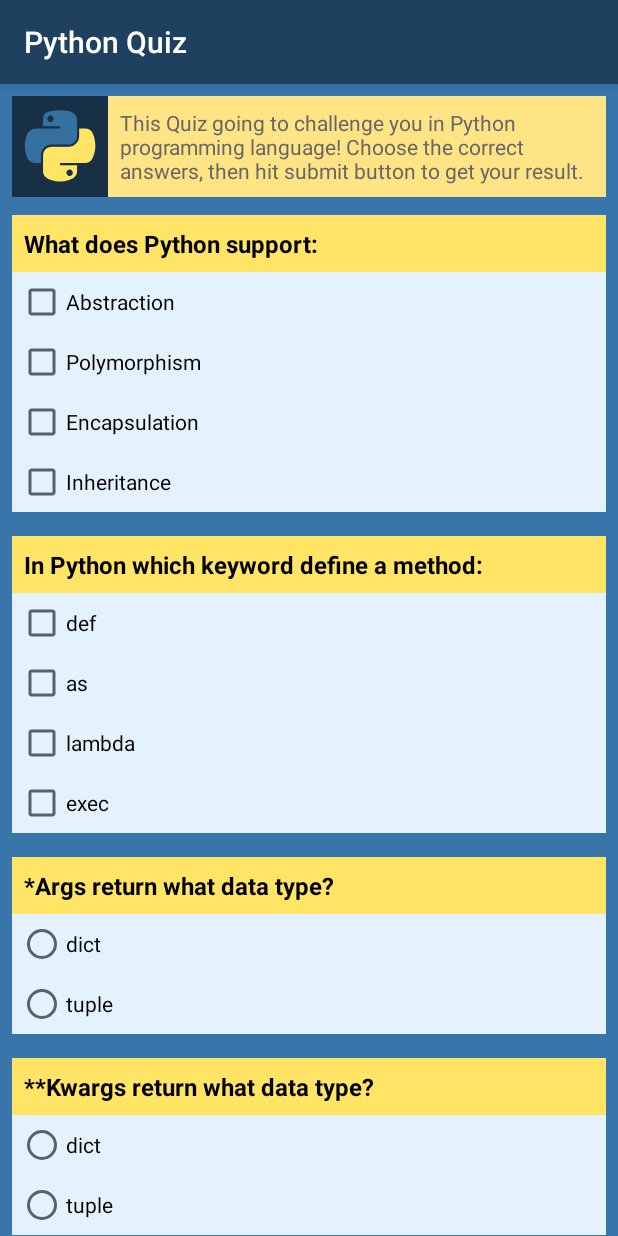
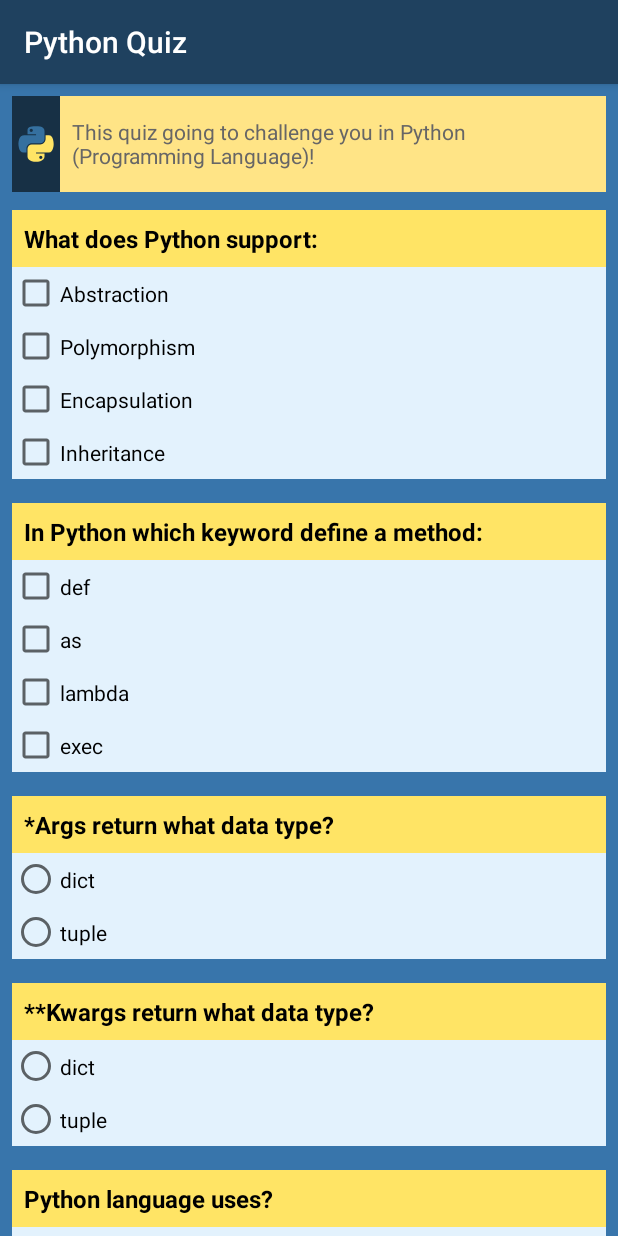
Before and after one commit to mzdhr/QuizAppPython, an Android app: the screen it shows after launch (MainActivity), on a phone screen of 412 x 824 dp. Run offline under Robolectric (Android 15) with nearby library versions, the phone set to English and light mode, and no system bars.

```diff
--- a/app/src/main/java/com/mzdhr/quizapppython/MainActivity.java
+++ b/app/src/main/java/com/mzdhr/quizapppython/MainActivity.java
@@ -2,12 +2,88 @@ package com.mzdhr.quizapppython;
 
 import android.support.v7.app.AppCompatActivity;
 import android.os.Bundle;
+import android.view.View;
+import android.widget.Button;
+import android.widget.CheckBox;
+import android.widget.EditText;
+import android.widget.RadioButton;
+import android.widget.Toast;
 
 public class MainActivity extends AppCompatActivity {
+
+    // Objects
+    private int mCorrectAnswers;
+
+    // Views
+    private CheckBox mCheckBoxAnswer01Question01;
+    private CheckBox mCheckBoxAnswer02Question01;
+    private CheckBox mCheckBoxAnswer03Question01;
+    private CheckBox mCheckBoxAnswer04Question01;
+    private CheckBox mCheckBoxAnswer01Question02;
+    private CheckBox mCheckBoxAnswer02Question02;
+    private CheckBox mCheckBoxAnswer03Question02;
+    private CheckBox mCheckBoxAnswer04Question02;
+    private RadioButton mRadioButtonAnswer02Question03;
+    private RadioButton mRadioButtonAnswer01Question04;
+    private RadioButton mRadioButtonAnswer03Question05;
+    private EditText mEditTextAnswer01Question06;
+    private Button mButtonSubmit;
+
 
     @Override
     protected void onCreate(Bundle savedInstanceState) {
         super.onCreate(savedInstanceState);
         setContentView(R.layout.activity_main);
+        findViews();
+        mButtonSubmit.setOnClickListener(new View.OnClickListener() {
+            @Override
+            public void onClick(View v) {
+                calculateResult();
+            }
+        });
+    }
+
+    /**
+     * Calculating Results
+     * Full result is 10
+     * Question 1 give +4 points
+     * Question 2 give +2 points
+     * others give +1 point each
+     *
+     * Then showing the result in toast
+     * After that reset the global variable: mCorrectAnswers to 0.
+     */
+    private void calculateResult() {
+        if (mCheckBoxAnswer01Question01.isChecked() && mCheckBoxAnswer02Question01.isChecked() &&
+                mCheckBoxAnswer03Question01.isChecked() && mCheckBoxAnswer04Question01.isChecked() == true){mCorrectAnswers +=4;}
+        if (mCheckBoxAnswer01Question02.isChecked() && mCheckBoxAnswer03Question02.isChecked() == true &&
+                mCheckBoxAnswer02Question02.isChecked() == false && mCheckBoxAnswer04Question02.isChecked() == false){mCorrectAnswers += 2;}
+        if (mRadioButtonAnswer02Question03.isChecked() == true){mCorrectAnswers += 1;}
+        if (mRadioButtonAnswer01Question04.isChecked() == true){mCorrectAnswers += 1;}
+        if (mRadioButtonAnswer03Question05.isChecked() == true){mCorrectAnswers += 1;}
+        if (mEditTextAnswer01Question06.getText().toString().equals(getString(R.string.question06answer01))){mCorrectAnswers += 1;}
+
+        Toast.makeText(this,
+                getString(R.string.result_message_part01)
+                        + mCorrectAnswers
+                        + getString(R.string.result_message_part02)
+                , Toast.LENGTH_SHORT).show();
+        mCorrectAnswers = 0;
+    }
+
+    private void findViews() {
+        mCheckBoxAnswer01Question01 = (CheckBox) findViewById(R.id.answer01_question01);
+        mCheckBoxAnswer02Question01 = (CheckBox) findViewById(R.id.answer02_question01);
+        mCheckBoxAnswer03Question01 = (CheckBox) findViewById(R.id.answer03_question01);
+        mCheckBoxAnswer04Question01 = (CheckBox) findViewById(R.id.answer04_question01);
+        mCheckBoxAnswer01Question02 = (CheckBox) findViewById(R.id.answer01_question02);
+        mCheckBoxAnswer02Question02 = (CheckBox) findViewById(R.id.answer02_question02);
+        mCheckBoxAnswer03Question02 = (CheckBox) findViewById(R.id.answer03_question02);
+        mCheckBoxAnswer04Question02 = (CheckBox) findViewById(R.id.answer04_question02);
+        mRadioButtonAnswer02Question03 = (RadioButton) findViewById(R.id.answer02_question03);
+        mRadioButtonAnswer01Question04 = (RadioButton) findViewById(R.id.answer01_question04);
+        mRadioButtonAnswer03Question05 = (RadioButton) findViewById(R.id.answer03_question05);
+        mEditTextAnswer01Question06 = (EditText) findViewById(R.id.answer01_question06);
+        mButtonSubmit = (Button) findViewById(R.id.button_submit);
     }
 }
--- a/app/src/main/res/layout/activity_main.xml
+++ b/app/src/main/res/layout/activity_main.xml
@@ -5,9 +5,7 @@
     android:layout_width="match_parent"
     android:layout_height="match_parent"
     tools:context="com.mzdhr.quizapppython.MainActivity"
-    android:background="@color/background_activity"
-    >
-
+    android:background="@color/background_activity">
 
     <LinearLayout
         android:id="@+id/questions_layout"
@@ -15,34 +13,35 @@
         android:layout_height="match_parent"
         android:orientation="vertical">
 
-        <RelativeLayout
+        <LinearLayout
             android:layout_width="match_parent"
-            android:layout_height="wrap_content"
+            android:layout_height="match_parent"
             style="@style/titleLayoutStyle"
-            android:background="@color/colorPrimaryDark">
+            android:orientation="horizontal"
+            android:weightSum="2"
+            >
 
             <ImageView
-                android:id="@+id/ima"
+                android:id="@+id/img"
                 android:layout_width="64dp"
                 android:layout_height="64dp"
                 android:src="@drawable/ic_if_python_logo_282803"
-                android:layout_centerVertical="true"
-                android:padding="8dp"
+                android:padding="4dp"
+                android:background="@color/colorPrimaryDark"
+                android:layout_weight="1"
                 />
 
             <TextView
                 android:id="@+id/title_text"
-                android:layout_width="wrap_content"
-                android:layout_height="wrap_content"
-                android:text="This Quiz going to challenge you in Python programming language! Choose the correct answers, then hit submit button to get your result."
+                android:layout_width="match_parent"
+                android:layout_height="match_parent"
+                android:text="@string/note"
                 style="@style/titleTextStyle"
-                android:layout_toRightOf="@id/ima"
+                android:layout_weight="1"
+                android:gravity="center_vertical"
                 />
 
-
-
-
-        </RelativeLayout>
+        </LinearLayout>
 
         <LinearLayout
             android:layout_width="match_parent"
@@ -54,7 +53,7 @@
                 android:id="@+id/question01"
                 android:layout_width="match_parent"
                 android:layout_height="wrap_content"
-                android:text="What does Python support:"
+                android:text="@string/question01"
                 style="@style/questionTextStyle"
                 />
 
@@ -62,28 +61,28 @@
                 android:id="@+id/answer01_question01"
                 android:layout_width="match_parent"
                 android:layout_height="match_parent"
-                android:text="Abstraction"
+                android:text="@string/question01answer01"
                 style="@style/answerTextStyle"
                 />
             <CheckBox
                 android:id="@+id/answer02_question01"
                 android:layout_width="match_parent"
                 android:layout_height="match_parent"
-                android:text="Polymorphism"
+                android:text="@string/question01answer02"
                 style="@style/answerTextStyle"
                 />
             <CheckBox
                 android:id="@+id/answer03_question01"
                 android:layout_width="match_parent"
                 android:layout_height="match_parent"
-                android:text="Encapsulation"
+                android:text="@string/question01answer03"
                 style="@style/answerTextStyle"
                 />
             <CheckBox
                 android:id="@+id/answer04_question01"
                 android:layout_width="match_parent"
                 android:layout_height="match_parent"
-                android:text="Inheritance"
+                android:text="@string/question01answer04"
                 style="@style/answerTextStyle"
                 />
 
@@ -99,7 +98,7 @@
                 android:id="@+id/question02"
                 android:layout_width="match_parent"
                 android:layout_height="wrap_content"
-                android:text="In Python which keyword define a method:"
+                android:text="@string/question02"
                 style="@style/questionTextStyle"
                 />
 
@@ -107,28 +106,28 @@
                 android:id="@+id/answer01_question02"
                 android:layout_width="match_parent"
                 android:layout_height="match_parent"
-                android:text="def"
+                android:text="@string/question02answer01"
                 style="@style/answerTextStyle"
                 />
             <CheckBox
                 android:id="@+id/answer02_question02"
                 android:layout_width="match_parent"
                 android:layout_height="match_parent"
-                android:text="as"
+                android:text="@string/question02answer02"
                 style="@style/answerTextStyle"
                 />
             <CheckBox
                 android:id="@+id/answer03_question02"
                 android:layout_width="match_parent"
                 android:layout_height="match_parent"
-                android:text="lambda"
+                android:text="@string/question02answer03"
                 style="@style/answerTextStyle"
                 />
             <CheckBox
                 android:id="@+id/answer04_question02"
                 android:layout_width="match_parent"
                 android:layout_height="match_parent"
-                android:text="exec"
+                android:text="@string/question02answer04"
                 style="@style/answerTextStyle"
                 />
 
@@ -144,7 +143,7 @@
                 android:id="@+id/question03"
                 android:layout_width="match_parent"
                 android:layout_height="wrap_content"
-                android:text="*Args return what data type?"
+                android:text="@string/question03"
                 style="@style/questionTextStyle"
                 />
 
@@ -155,14 +154,14 @@
                     android:id="@+id/answer01_question03"
                     android:layout_width="match_parent"
                     android:layout_height="match_parent"
-                    android:text="dict"
+                    android:text="@string/question03answer01"
                     style="@style/answerTextStyle"
                     />
                 <RadioButton
                     android:id="@+id/answer02_question03"
                     android:layout_width="match_parent"
                     android:layout_height="match_parent"
-                    android:text="tuple"
+                    android:text="@string/question03answer02"
                     style="@style/answerTextStyle"
                     />
             </RadioGroup>
@@ -180,7 +179,7 @@
                 android:id="@+id/question04"
                 android:layout_width="match_parent"
                 android:layout_height="wrap_content"
-                android:text="**Kwargs return what data type?"
+                android:text="@string/question04"
                 style="@style/questionTextStyle"
                 />
 
@@ -191,14 +190,14 @@
                     android:id="@+id/answer01_question04"
                     android:layout_width="match_parent"
                     android:layout_height="match_parent"
-                    android:text="dict"
+                    android:text="@string/question04answer01"
                     style="@style/answerTextStyle"
                     />
                 <RadioButton
                     android:id="@+id/answer02_question04"
                     android:layout_width="match_parent"
                     android:layout_height="match_parent"
-                    android:text="tuple"
+                    android:text="@string/question04answer02"
                     style="@style/answerTextStyle"
                     />
             </RadioGroup>
@@ -216,7 +215,7 @@
                 android:id="@+id/question05"
                 android:layout_width="match_parent"
                 android:layout_height="wrap_content"
-                android:text="Python language uses?"
+                android:text="@string/question05"
                 style="@style/questionTextStyle"
                 />
 
@@ -227,21 +226,21 @@
                     android:id="@+id/answer01_question05"
                     android:layout_width="match_parent"
                     android:layout_height="match_parent"
-                    android:text="Compiler"
+                    android:text="@string/question05answer01"
                     style="@style/answerTextStyle"
                     />
                 <RadioButton
                     android:id="@+id/answer02_question05"
                     android:layout_width="match_parent"
                     android:layout_height="match_parent"
-                    android:text="Interpreter"
+                    android:text="@string/question05answer02"
                     style="@style/answerTextStyle"
                     />
                 <RadioButton
                     android:id="@+id/answer03_question05"
                     android:layout_width="match_parent"
                     android:layout_height="match_parent"
-                    android:text="Both"
+                    android:text="@string/question05answer03"
                     style="@style/answerTextStyle"
                     />
             </RadioGroup>
@@ -259,7 +258,7 @@
                 android:id="@+id/question06"
                 android:layout_width="match_parent"
                 android:layout_height="wrap_content"
-                android:text="Define a class named Foo"
+                android:text="@string/question06"
                 style="@style/questionTextStyle"
                 />
 
@@ -268,7 +267,7 @@
                     android:layout_width="match_parent"
                     android:layout_height="match_parent"
                     android:text=""
-                    android:hint="class Example:"
+                    android:hint="@string/question05hint"
                     android:maxLines="1"
                     android:inputType="text"
                     />
@@ -276,9 +275,10 @@
         </LinearLayout>
 
         <Button
+            android:id="@+id/button_submit"
             android:layout_width="match_parent"
             android:layout_height="wrap_content"
-            android:text="submit"
+            android:text="@string/button_submit"
             android:layout_marginTop="16dp"
             android:layout_marginBottom="32dp"
             android:layout_marginLeft="16dp"
--- a/app/src/main/res/values/strings.xml
+++ b/app/src/main/res/values/strings.xml
@@ -1,3 +1,30 @@
 <resources>
     <string name="app_name">Python Quiz</string>
+    <string name="note">This quiz going to challenge you in Python (Programming Language)!</string>
+    <string name="question01">What does Python support:</string>
+    <string name="question01answer01">Abstraction</string>
+    <string name="question01answer02">Polymorphism</string>
+    <string name="question01answer03">Encapsulation</string>
+    <string name="question01answer04">Inheritance</string>
+    <string name="question02">In Python which keyword define a method:</string>
+    <string name="question02answer01">def</string>
+    <string name="question02answer02">as</string>
+    <string name="question02answer03">lambda</string>
+    <string name="question02answer04">exec</string>
+    <string name="question03">*Args return what data type?</string>
+    <string name="question03answer01">dict</string>
+    <string name="question03answer02">tuple</string>
+    <string name="question04">**Kwargs return what data type?</string>
+    <string name="question04answer01">dict</string>
+    <string name="question04answer02">tuple</string>
+    <string name="question05">Python language uses?</string>
+    <string name="question05answer01">Compiler</string>
+    <string name="question05answer02">Interpreter</string>
+    <string name="question05answer03">Both</string>
+    <string name="question06">Define a class named Foo</string>
+    <string name="question06answer01">class Foo:</string>
+    <string name="question05hint">class Example:</string>
+    <string name="button_submit">submit</string>
+    <string name="result_message_part01">Your result is: </string>
+    <string name="result_message_part02">(of 10)</string>
 </resources>
--- a/app/src/main/res/values/styles.xml
+++ b/app/src/main/res/values/styles.xml
@@ -30,18 +30,20 @@
         <item name="android:layout_marginBottom">4dp</item>
         <item name="android:layout_marginLeft">8dp</item>
         <item name="android:layout_marginRight">8dp</item>
-        <item name="android:background">@color/background_question</item>
+        <item name="android:background">#FFE486</item>
     </style>
 
     <style name="titleTextStyle">
-        <item name="android:background">#FFE486</item>
         <item name="android:textColor">#676666</item>
         <item name="android:textSize">14sp</item>
         <item name="android:padding">8dp</item>
+
     </style>
 
     <style name="answerTextStyle">
-        <item name="android:layout_margin">4dp</item>
+        <!--<item name="android:layout_margin">4dp</item>-->
+        <item name="android:paddingTop">8dp</item>
+        <item name="android:paddingBottom">8dp</item>
 
     </style>
 
```
